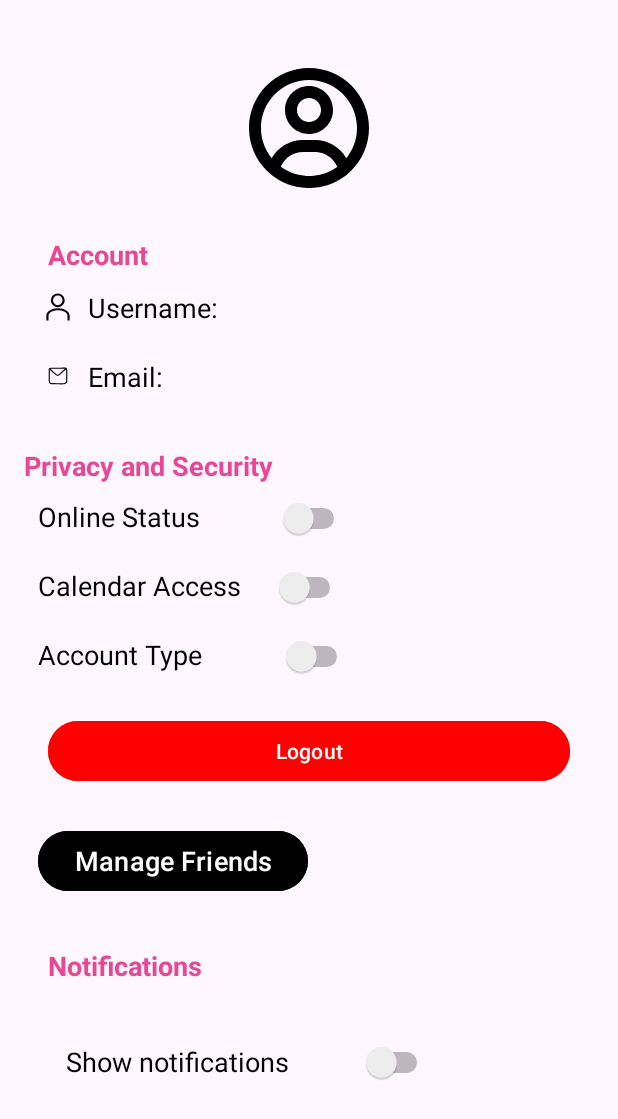
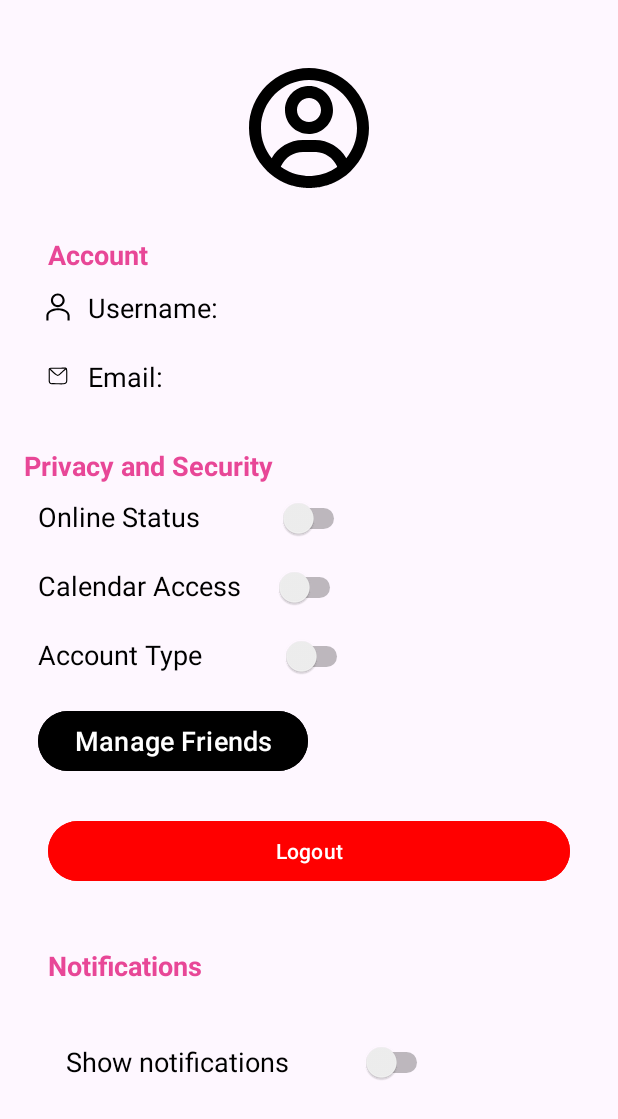
Before and after one commit to Geraldk42/mobile-fanta-lite, an Android app: the layout activity_profile.xml on its own in the app's theme, with its tools: preview values and no code run, on a phone screen of 412 x 824 dp. Shown: the top 1119 px of the screen. Run offline under Robolectric (Android 15) with nearby library versions, the phone set to English and light mode, and no system bars.

Commit message:
updated link friends place holder

```diff
--- a/app/src/main/res/layout/activity_profile.xml
+++ b/app/src/main/res/layout/activity_profile.xml
@@ -209,14 +209,7 @@
             />
     </LinearLayout>
 
-    <Button
-        android:id="@+id/logoutButton"
-        android:layout_width="match_parent"
-        android:layout_height="wrap_content"
-        android:text="Logout"
-        android:layout_margin="16dp"
-        android:backgroundTint="#FF0000"
-        android:textColor="@android:color/white"/>
+
 
     <!-- Manage Friends Button -->
     <LinearLayout
@@ -236,7 +229,19 @@
             android:textSize="18sp"
             android:backgroundTint="@color/black"
             android:textColor="@android:color/white" />
+
+
+
     </LinearLayout>
+
+    <Button
+        android:id="@+id/logoutButton"
+        android:layout_width="match_parent"
+        android:layout_height="wrap_content"
+        android:text="Logout"
+        android:layout_margin="16dp"
+        android:backgroundTint="#FF0000"
+        android:textColor="@android:color/white"/>
 
     <!-- Notification Settings Section -->
     <TextView
--- a/app/src/main/res/layout/activity_registration.xml
+++ b/app/src/main/res/layout/activity_registration.xml
@@ -9,7 +9,7 @@
     android:layout_height="match_parent"
     android:padding="30dp"
     android:background="@drawable/appback"
-    tools:context=".registration">
+    tools:context=".SignUpActivity">
 
     <TextView
         android:layout_width="match_parent"
--- a/app/src/main/res/layout/activity_share_calendar.xml
+++ b/app/src/main/res/layout/activity_share_calendar.xml
@@ -42,7 +42,7 @@
         android:id="@+id/friendIdInput"
         android:layout_width="match_parent"
         android:layout_height="wrap_content"
-        android:hint="Enter friend's email"
+        android:hint="Enter friend's calendar Id"
         android:inputType="textEmailAddress"
         android:layout_marginTop="8dp"/>
 
```
Also changed, not shown: app/src/main/java/com/example/linkcal/ShareCalendarActivity.java (+5 -2 lines).
